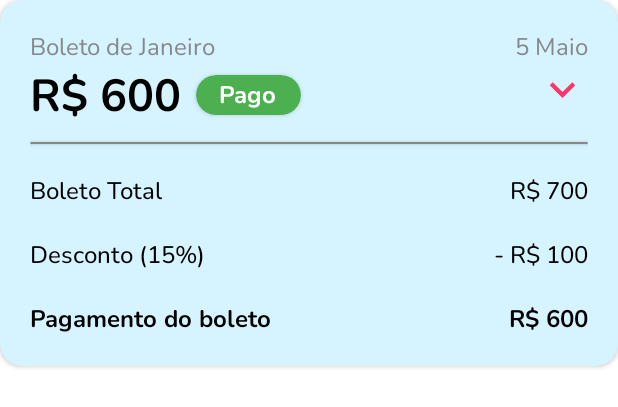
After one commit to carlosalves77/ClassManager, an Android app: the layout fee_row.xml on its own in the app's theme, with its tools: preview values and no code run, on a phone screen of 412 x 824 dp. The commit adds this screen. Shown: the top 407 px of the screen. Run offline under Robolectric (Android 15) with nearby library versions, the phone set to English and light mode, and no system bars.

Commit message:
feat: create a fee row to fee page recyclerview

```diff
--- a/app/src/main/AndroidManifest.xml
+++ b/app/src/main/AndroidManifest.xml
@@ -15,6 +15,9 @@
         android:supportsRtl="true"
         android:theme="@style/Theme.ClassManager"
         tools:targetApi="31">
+        <activity
+            android:name=".ui.Fee"
+            android:exported="false" />
         <activity
             android:name=".ui.Attendance"
             android:exported="false" />
--- /dev/null
+++ b/app/src/main/java/com/carlos/classmanager/ui/Fee.kt
@@ -0,0 +1,16 @@
+package com.carlos.classmanager.ui
+
+import androidx.appcompat.app.AppCompatActivity
+import android.os.Bundle
+import com.carlos.classmanager.R
+import com.carlos.classmanager.databinding.ActivityFeeBinding
+
+class Fee : AppCompatActivity() {
+
+    private lateinit var binding: ActivityFeeBinding
+    override fun onCreate(savedInstanceState: Bundle?) {
+        super.onCreate(savedInstanceState)
+        binding = ActivityFeeBinding.inflate(layoutInflater)
+        setContentView(binding.root)
+    }
+}
--- /dev/null
+++ b/app/src/main/res/layout/activity_fee.xml
@@ -0,0 +1,50 @@
+<?xml version="1.0" encoding="utf-8"?>
+<androidx.constraintlayout.widget.ConstraintLayout xmlns:android="http://schemas.android.com/apk/res/android"
+    xmlns:app="http://schemas.android.com/apk/res-auto"
+    xmlns:tools="http://schemas.android.com/tools"
+    android:layout_width="match_parent"
+    android:layout_height="match_parent"
+    tools:context=".ui.Fee">
+
+    <LinearLayout
+        android:id="@+id/linearLayout"
+        android:layout_width="match_parent"
+        android:layout_height="80dp"
+        android:background="@drawable/custom_header"
+        android:elevation="4dp"
+        android:gravity="center_vertical"
+        android:orientation="horizontal"
+        android:padding="20dp"
+        app:layout_constraintEnd_toEndOf="parent"
+        app:layout_constraintStart_toStartOf="parent"
+        app:layout_constraintTop_toTopOf="parent">
+
+
+        <ImageView
+            android:id="@+id/feeBackBtn"
+            android:layout_width="34dp"
+            android:layout_height="34dp"
+            android:contentDescription="@string/back_button"
+            android:src="@drawable/ic_back" />
+
+        <TextView
+            android:layout_width="wrap_content"
+            android:layout_height="wrap_content"
+            android:layout_marginStart="7dp"
+            android:text="@string/fee"
+            android:textColor="@color/white"
+            android:textSize="20sp" />
+
+
+    </LinearLayout>
+
+    <androidx.recyclerview.widget.RecyclerView
+        android:layout_width="match_parent"
+        android:layout_height="0dp"
+        android:padding="24dp"
+        app:layout_constraintBottom_toBottomOf="parent"
+        app:layout_constraintEnd_toEndOf="parent"
+        app:layout_constraintStart_toStartOf="parent"
+        app:layout_constraintTop_toBottomOf="@+id/linearLayout" />
+
+</androidx.constraintlayout.widget.ConstraintLayout>
--- /dev/null
+++ b/app/src/main/res/layout/fee_row.xml
@@ -0,0 +1,217 @@
+<?xml version="1.0" encoding="utf-8"?>
+<LinearLayout xmlns:android="http://schemas.android.com/apk/res/android"
+    xmlns:app="http://schemas.android.com/apk/res-auto"
+    android:layout_width="match_parent"
+    android:layout_height="match_parent"
+    android:background="@color/white"
+    android:orientation="vertical">
+
+    <androidx.cardview.widget.CardView
+        android:layout_width="match_parent"
+        android:layout_height="wrap_content"
+        android:backgroundTint="@color/blueClean"
+        android:orientation="vertical"
+        app:cardCornerRadius="15dp">
+
+        <LinearLayout
+            android:layout_width="match_parent"
+            android:layout_height="match_parent"
+            android:orientation="vertical"
+            android:padding="20dp">
+
+            <LinearLayout
+                android:layout_width="match_parent"
+                android:layout_height="wrap_content"
+                android:orientation="horizontal">
+
+                <TextView
+                    android:layout_width="wrap_content"
+                    android:layout_height="wrap_content"
+                    android:fontFamily="@font/nunito_regular"
+                    android:text="Boleto de Janeiro"
+                    android:textColor="@color/gray"
+                    android:textSize="16sp" />
+
+                <TextView
+                    android:layout_width="match_parent"
+                    android:layout_height="wrap_content"
+                    android:fontFamily="@font/nunito_regular"
+                    android:gravity="end"
+                    android:text="5 Maio"
+                    android:textColor="@color/gray"
+                    android:textSize="16sp" />
+
+            </LinearLayout>
+
+            <LinearLayout
+                android:layout_width="match_parent"
+                android:layout_height="wrap_content"
+                android:gravity="center_vertical"
+                android:orientation="horizontal">
+
+                <TextView
+                    android:layout_width="wrap_content"
+                    android:layout_height="wrap_content"
+                    android:fontFamily="@font/nunito_bold"
+                    android:text="R$ 600"
+                    android:textColor="@color/black"
+                    android:textSize="30sp" />
+
+                <androidx.cardview.widget.CardView
+                    android:layout_width="70dp"
+                    android:layout_height="wrap_content"
+                    android:layout_gravity="center_vertical"
+                    android:layout_marginStart="10dp"
+                    android:backgroundTint="@color/green"
+                    app:cardCornerRadius="20sp">
+
+                    <TextView
+                        android:layout_width="wrap_content"
+                        android:layout_height="wrap_content"
+                        android:layout_gravity="center"
+                        android:fontFamily="@font/nunito_bold"
+                        android:padding="2dp"
+                        android:text="Pago"
+                        android:textColor="@color/white"
+                        android:textSize="16sp" />
+
+
+                </androidx.cardview.widget.CardView>
+
+                <LinearLayout
+                    android:layout_width="match_parent"
+                    android:layout_height="match_parent"
+                    android:gravity="end"
+                    android:orientation="horizontal">
+
+
+                    <ImageView
+                        android:layout_width="wrap_content"
+                        android:layout_height="wrap_content"
+                        android:src="@drawable/ic_arrow_down"
+                        app:tint="@color/purple"
+                        android:contentDescription="@string/ic_arrow_down" />
+
+                </LinearLayout>
+
+
+            </LinearLayout>
+
+
+            <LinearLayout
+                android:id="@+id/feeOpenValues"
+                android:layout_width="match_parent"
+                android:layout_height="wrap_content"
+                android:visibility="visible"
+                android:orientation="vertical">
+
+               <androidx.cardview.widget.CardView
+                   android:layout_width="match_parent"
+                   android:layout_height="1dp"
+                   android:layout_marginTop="10dp"
+                   app:cardCornerRadius="20dp"
+                   android:backgroundTint="@color/gray"/>
+
+                <LinearLayout
+                    android:layout_width="match_parent"
+                    android:layout_height="wrap_content"
+                    android:layout_marginTop="20dp"
+                    android:orientation="horizontal">
+
+                    <TextView
+                        android:layout_width="wrap_content"
+                        android:layout_height="wrap_content"
+                        android:text="Boleto Total"
+                        android:textColor="@color/black"
+                        android:textSize="16sp"
+                        android:fontFamily="@font/nunito_medium"
+                        />
+
+                    <TextView
+                        android:layout_width="match_parent"
+                        android:layout_height="wrap_content"
+                        android:text="R$ 700"
+                        android:gravity="end"
+                        android:textColor="@color/black"
+                        android:textSize="16sp"
+                        android:fontFamily="@font/nunito_medium"
+                        />
+
+
+
+                </LinearLayout>
+
+                <LinearLayout
+                    android:layout_width="match_parent"
+                    android:layout_height="wrap_content"
+                    android:layout_marginTop="20dp"
+                    android:orientation="horizontal">
+
+                    <TextView
+                        android:layout_width="wrap_content"
+                        android:layout_height="wrap_content"
+                        android:text="Desconto (15%)"
+                        android:textColor="@color/black"
+                        android:textSize="16sp"
+                        android:fontFamily="@font/nunito_medium"
+                        />
+
+                    <TextView
+                        android:layout_width="match_parent"
+                        android:layout_height="wrap_content"
+                        android:text="- R$ 100"
+                        android:gravity="end"
+                        android:textColor="@color/black"
+                        android:textSize="16sp"
+                        android:fontFamily="@font/nunito_medium"
+                        />
+
+
+
+                </LinearLayout>
+
+                <LinearLayout
+                    android:layout_width="match_parent"
+                    android:layout_height="wrap_content"
+                    android:layout_marginTop="20dp"
+                    android:orientation="horizontal">
+
+                    <TextView
+                        android:layout_width="wrap_content"
+                        android:layout_height="wrap_content"
+                        android:text="Pagamento do boleto"
+                        android:textColor="@color/black"
+                        android:textSize="16sp"
+                        android:fontFamily="@font/nunito_bold"
+                        />
+
+                    <TextView
+                        android:layout_width="match_parent"
+                        android:layout_height="wrap_content"
+                        android:text="R$ 600"
+                        android:gravity="end"
+                        android:textColor="@color/black"
+                        android:textSize="16sp"
+                        android:fontFamily="@font/nunito_bold"
+                        />
+
+
+
+                </LinearLayout>
+
+
+
+
+            </LinearLayout>
+
+
+
+
+        </LinearLayout>
+
+    </androidx.cardview.widget.CardView>
+
+
+
+
+</LinearLayout>
--- a/app/src/main/res/values/strings.xml
+++ b/app/src/main/res/values/strings.xml
@@ -31,6 +31,7 @@
     <string name="ic_security">Segurança</string>
     <string name="ic_arrow_right">arrow_right</string>
     <string name="ic_arrow_down">arrow_down</string>
+    <string name="fee">Boletos</string>
 
 
 </resources>
```
